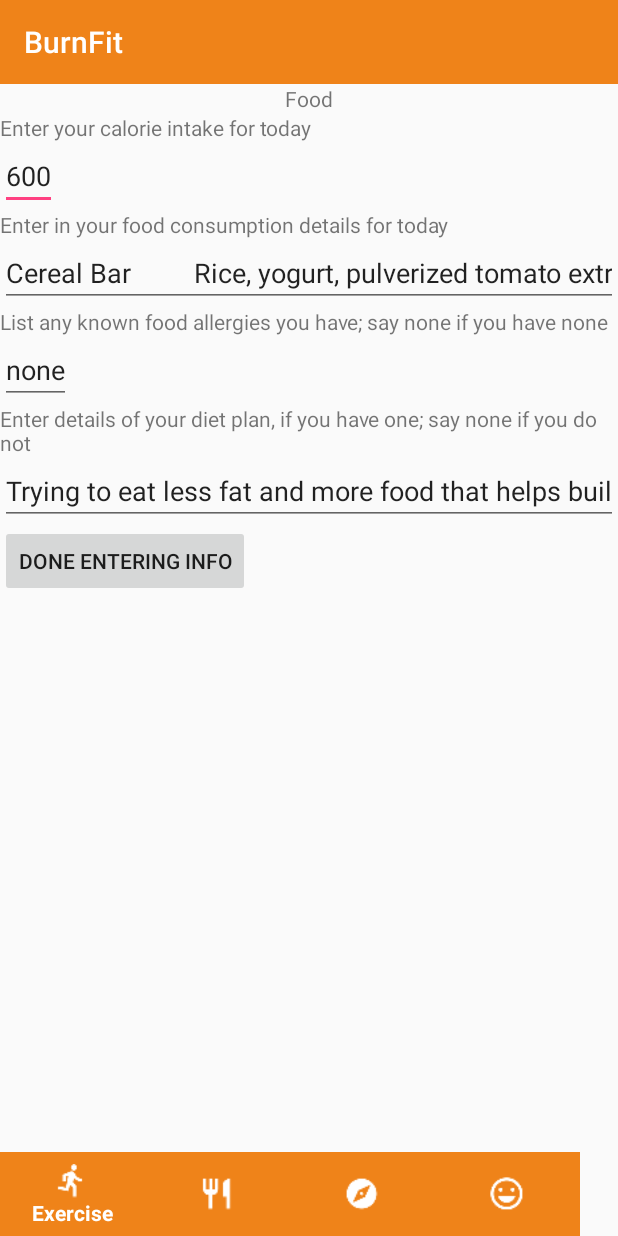
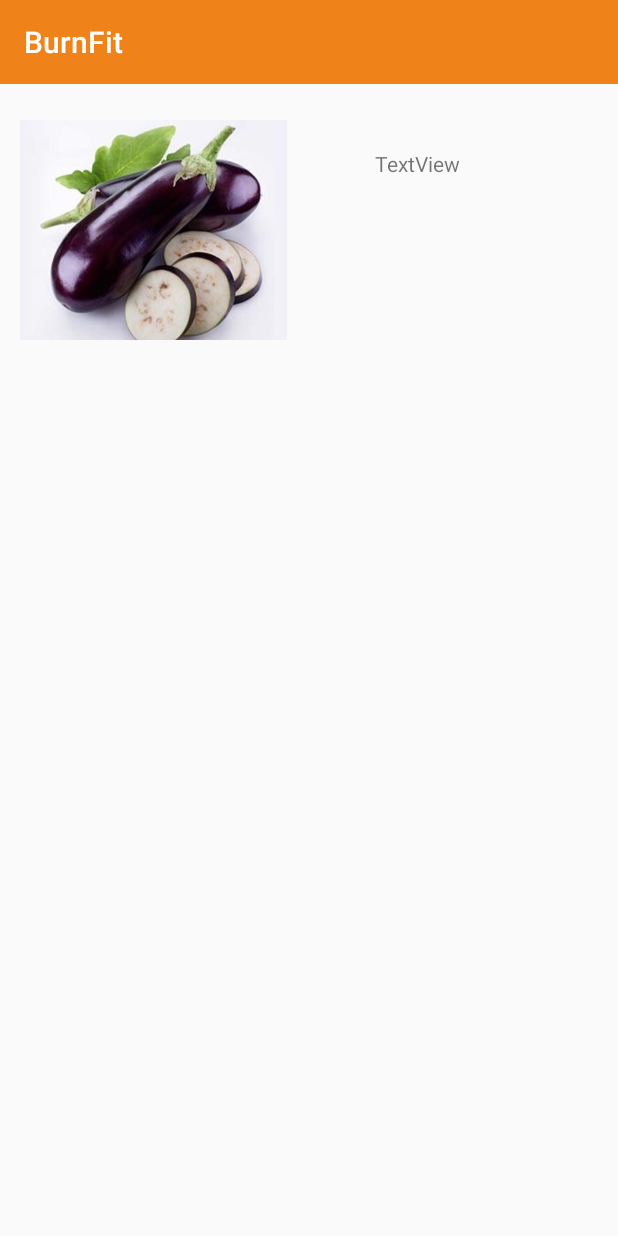
Before and after one commit to L3monz/BurnFit, an Android app: the FoodActivity screen opened directly, with no data from a screen before it, on a phone screen of 412 x 824 dp. Run offline under Robolectric (Android 15) with nearby library versions, the phone set to English and light mode, and no system bars.

Commit message:
more changes to food

```diff
--- a/app/src/main/java/com/brianlemons/burnfit/FoodActivity.java
+++ b/app/src/main/java/com/brianlemons/burnfit/FoodActivity.java
@@ -16,16 +16,16 @@ public class FoodActivity extends AppCompatActivity {
     @Override
     protected void onCreate(Bundle savedInstanceState) {
         super.onCreate(savedInstanceState);
-        setContentView(R.layout.activity_food);
+        setContentView(R.layout.activity_food_suggestions);
 
-        Button nextPageButton = (Button) findViewById(R.id.nextPageFood);
+        /*Button nextPageButton = (Button) findViewById(R.id.nextPageFood);
         nextPageButton.setOnClickListener(new View.OnClickListener(){
             @Override
             public void onClick(View view) {
                 //to fix
-                Intent i = new Intent(getApplicationContext(), FoodActivity.class);
+                //Intent i = new Intent(getApplicationContext(), FoodActivity.class);
             }
-        });
+        });*/
     }
 
 }
--- a/app/src/main/res/layout/activity_food.xml
+++ b/app/src/main/res/layout/activity_food.xml
@@ -22,7 +22,7 @@
     <EditText
         android:layout_width="wrap_content"
         android:layout_height="wrap_content"
-        android:text="600"
+        android:text="@string/hardCodeInputCalories"
         android:inputType="number"/>
 
     <TextView
@@ -35,8 +35,7 @@
         android:layout_width="wrap_content"
         android:layout_height="wrap_content"
         android:inputType="text"
-        android:text="Cereal Bar
-        Rice, yogurt, pulverized tomato extract"/>
+        android:text="@string/hardCodeInputCons"/>
 
 
     <TextView
@@ -49,7 +48,7 @@
         android:layout_width="wrap_content"
         android:layout_height="wrap_content"
         android:inputType="text"
-        android:text="none"/>
+        android:text="@string/none"/>
 
     <TextView
         android:text="@string/dietPlanDetails"
@@ -61,7 +60,7 @@
         android:layout_width="wrap_content"
         android:layout_height="wrap_content"
         android:inputType="text"
-        android:text="Trying to eat less fat and more food that helps build strength"/>
+        android:text="@string/hardCodeInputDiet"/>
 
     <Button
         android:layout_width="wrap_content"
--- a/app/src/main/res/layout/activity_food_suggestions.xml
+++ b/app/src/main/res/layout/activity_food_suggestions.xml
@@ -1,5 +1,6 @@
 <?xml version="1.0" encoding="utf-8"?>
 <LinearLayout xmlns:android="http://schemas.android.com/apk/res/android"
+    xmlns:app="http://schemas.android.com/apk/res-auto"
     android:orientation="vertical" android:layout_width="match_parent"
     android:layout_height="match_parent">
 
@@ -7,4 +8,18 @@
     as well as a small explanation off the suggestion, and
     maybe also a recipe-->
 
+    <ImageView
+        android:id="@+id/imageView"
+        android:layout_width="178dp"
+        android:layout_height="168dp"
+        android:layout_margin="13dp"
+        app:srcCompat="@drawable/eggplant" />
+
+    <TextView
+        android:id="@+id/textView"
+        android:layout_width="wrap_content"
+        android:layout_height="wrap_content"
+        android:layout_marginTop="-151dp"
+        android:layout_marginLeft="250dp"
+        android:text="TextView" />
 </LinearLayout>
--- a/app/src/main/res/values/strings.xml
+++ b/app/src/main/res/values/strings.xml
@@ -20,4 +20,8 @@
     <string name="dietPlanDetails">Enter details of your diet plan, if you have one; say "none" if you do not</string>
     <string name="nextPageFood">Done Entering Info</string>
     <string name="title_activity_food_manager">FoodManager</string>
+    <string name="hardCodeInputCalories">600</string>
+    <string name="hardCodeInputCons">Breakfast: Cereal Bar.\nLunch: Rice, yogurt, pulverized tomato extract.</string>
+    <string name="none">none</string>
+    <string name="hardCodeInputDiet">Trying to eat less fat and more food that helps build strength</string>
 </resources>
```
